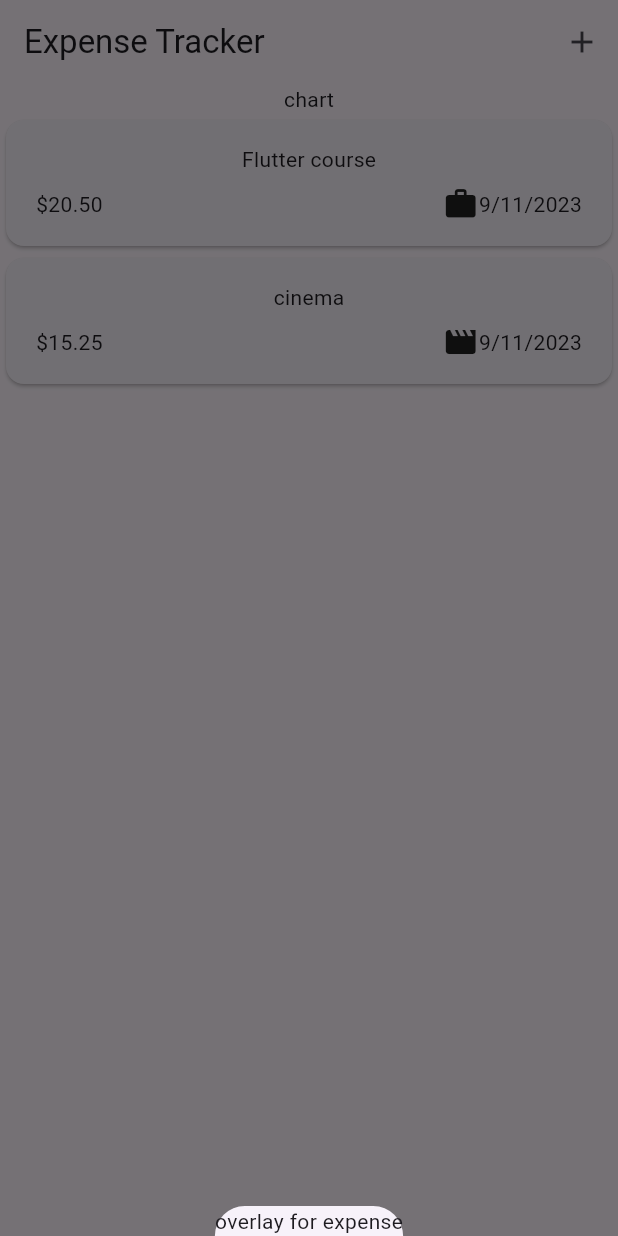
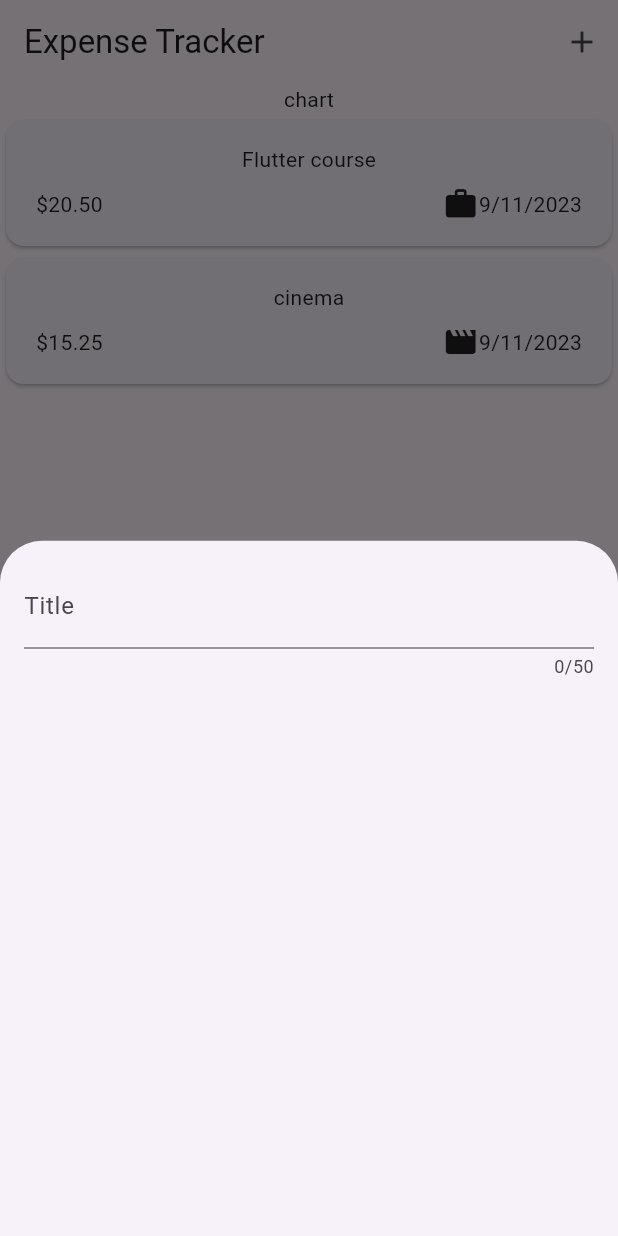
Before and after one commit to haido86/flutter-expense-tracker, a Flutter app: the screen it shows after launch, after a tap on the "add" icon, on a phone screen of 412 x 824 dp. Run offline on Flutter 3.47's test engine with Material 2 defaults, Android fonts, the phone set to English and light mode, and no system bars.

Commit message:
Handle user's text input appearance

```diff
--- a/lib/widgets/expenses.dart
+++ b/lib/widgets/expenses.dart
@@ -1,5 +1,6 @@
 import 'package:expense_tracker/widgets/expenses_list/expenses_list.dart';
 import 'package:expense_tracker/models/expense.dart';
+import 'package:expense_tracker/widgets/new_expense.dart';
 import 'package:flutter/material.dart';
 
 class Expenses extends StatefulWidget {
@@ -28,7 +29,7 @@ class _ExpensesState extends State<Expenses> {
   void _openAddExpenseOverlay() {
     showModalBottomSheet(
       context: context,
-      builder: ((ctx) => Text('overlay for expense')),
+      builder: ((ctx) => const NewExpense()),
     );
   }
 
--- /dev/null
+++ b/lib/widgets/new_expense.dart
@@ -0,0 +1,30 @@
+import 'package:flutter/material.dart';
+import 'package:flutter/services.dart';
+
+class NewExpense extends StatefulWidget {
+  const NewExpense({super.key});
+
+  @override
+  State<NewExpense> createState() {
+    return _NewExpenseState();
+  }
+}
+
+class _NewExpenseState extends State<NewExpense> {
+  @override
+  Widget build(BuildContext context) {
+    return const Padding(
+      padding: EdgeInsets.all(16.0),
+      child: Column(
+        children: [
+          TextField(
+            maxLength: 50,
+            decoration: InputDecoration(
+              label: Text('Title'),
+            ),
+          )
+        ],
+      ),
+    );
+  }
+}
```
